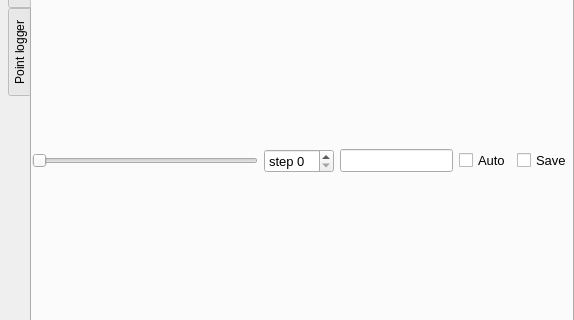
Old version of the form scripts/TPUPMC/smileiQtPlot.ui in the repository SmileiPIC/Smilei; both pictures show x 0 to 574 and y 124 to 444 of the 574 by 570 pixel window.
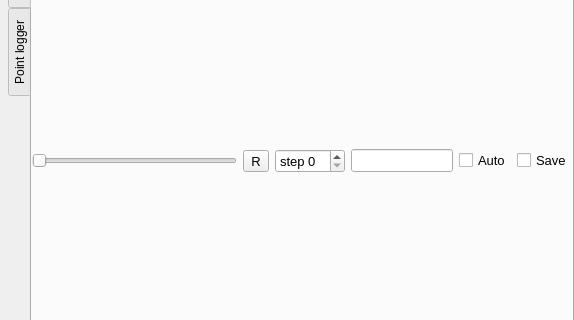
New version of the form. The open tabs and pages were chosen to show the change.

Commit message: added reload button to gui

What changed in the file:
```diff
--- a/scripts/TPUPMC/smileiQtPlot.ui
+++ b/scripts/TPUPMC/smileiQtPlot.ui
@@ -57,7 +57,7 @@
            <bold>false</bold>
           </font>
          </property>
-         <layout class="QHBoxLayout" name="horizontalLayout" stretch="2,0,1,0,0">
+         <layout class="QHBoxLayout" name="horizontalLayout" stretch="2,0,0,1,0,0">
           <property name="margin">
            <number>0</number>
           </property>
@@ -75,6 +75,13 @@
             </property>
            </widget>
           </item>
+          <item>
+           <widget class="QToolButton" name="reload">
+            <property name="text">
+             <string>R</string>
+            </property>
+           </widget>
+          </item>
           <item>
            <widget class="QSpinBox" name="spinStep">
             <property name="keyboardTracking">
```
The commit also changes 3 other files.
